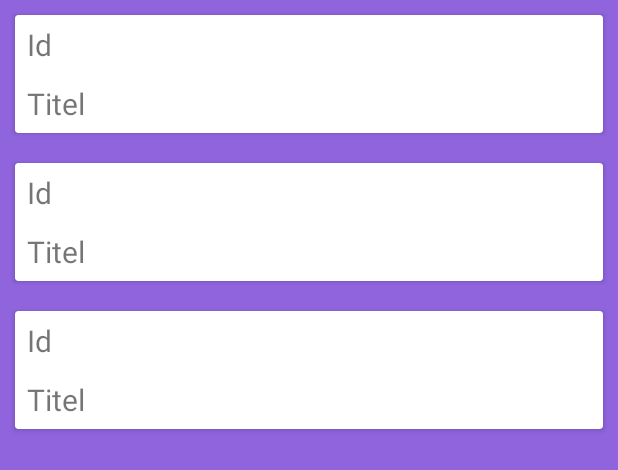
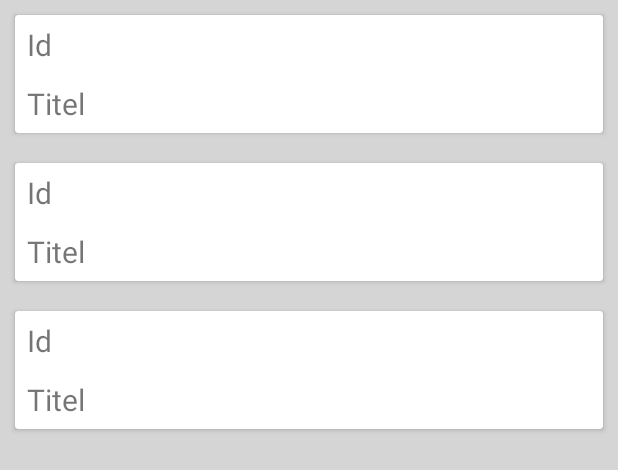
Before and after one commit to prabhath-jayathilaka/REST-API-Assignment, an Android app: the layout fragment_main.xml on its own in the app's theme, with its tools: preview values and no code run, on a phone screen of 412 x 824 dp. Shown: the top 470 px of the screen. Run offline under Robolectric (Android 15) with nearby library versions, the phone set to English and light mode, and no system bars.

Commit message:
main frg ui Updated

```diff
--- a/app/src/main/res/layout/fragment_main.xml
+++ b/app/src/main/res/layout/fragment_main.xml
@@ -3,12 +3,12 @@
     xmlns:tools="http://schemas.android.com/tools"
     android:layout_width="match_parent"
     android:layout_height="match_parent"
-    android:background="#8F64DD"
-    tools:context=".MainFragment" >
+    android:background="#D6D5D5"
+    tools:context=".MainFragment">
 
     <androidx.recyclerview.widget.RecyclerView
         android:id="@+id/rv_post"
         android:layout_width="match_parent"
         android:layout_height="match_parent"
-        tools:listitem="@layout/post_layout"/>
+        tools:listitem="@layout/post_layout" />
 </FrameLayout>
--- a/app/src/main/res/layout/fragment_post_details.xml
+++ b/app/src/main/res/layout/fragment_post_details.xml
@@ -4,7 +4,6 @@
     xmlns:tools="http://schemas.android.com/tools"
     android:layout_width="match_parent"
     android:layout_height="match_parent"
-    android:background="#4BA2E8"
     tools:context=".PostDetailsFragment">
 
 
--- a/app/src/main/res/layout/post_layout.xml
+++ b/app/src/main/res/layout/post_layout.xml
@@ -2,7 +2,8 @@
 <androidx.cardview.widget.CardView xmlns:android="http://schemas.android.com/apk/res/android"
     android:layout_width="match_parent"
     android:layout_height="wrap_content"
-    android:layout_margin="10dp">
+    android:layout_margin="10dp"
+    android:background="#FFFFFF">
 
     <LinearLayout
         android:layout_width="match_parent"
```
